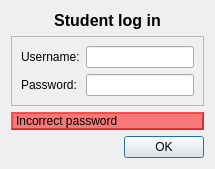
First picture: the form in ui/options/studentoptions.ui, repository Open-Typer/Open-Typer, before the edit.
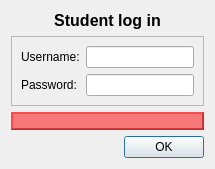
Second picture: the form after the edit.

Commit message: ui: options: studentoptions: Remove incorrect password text

```diff
--- a/ui/options/studentoptions.ui
+++ b/ui/options/studentoptions.ui
@@ -144,7 +144,7 @@
       <enum>QFrame::Raised</enum>
      </property>
      <property name="text">
-      <string>Incorrect password</string>
+      <string notr="true"/>
      </property>
     </widget>
    </item>
```
